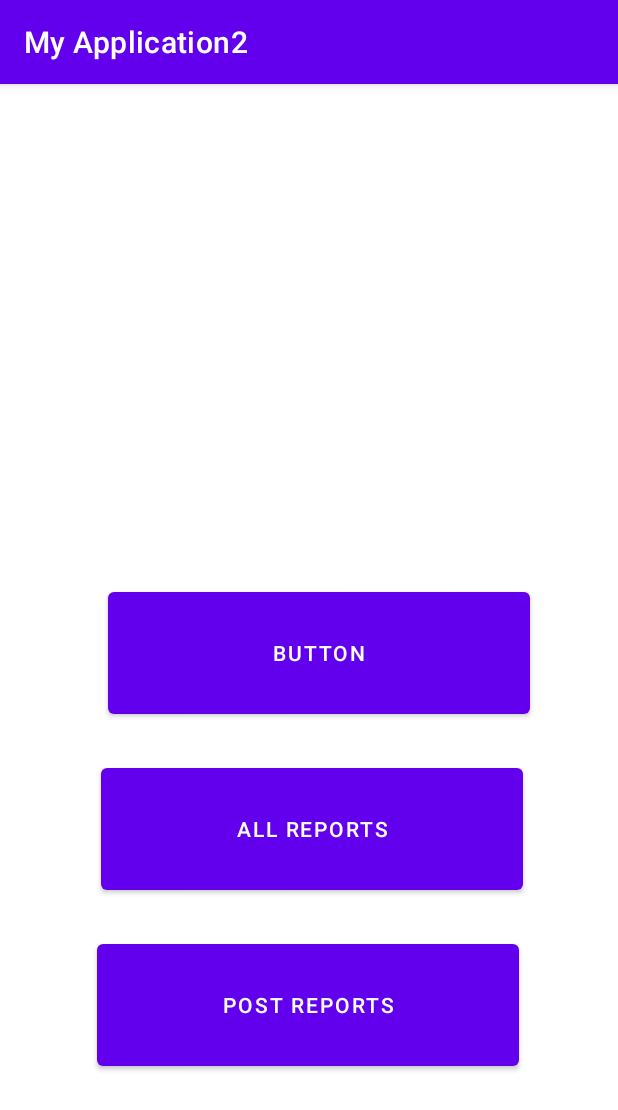
After one commit to ckadltmf/lost-foundd-, an Android app: the activity_inspector screen opened directly, with no data from a screen before it, on a phone screen of 412 x 824 dp. The commit adds this screen. Shown: the top 1110 px of the screen. Run offline under Robolectric (Android 15) with nearby library versions, the phone set to English and light mode, and no system bars; Roboto replaces fonts that are not available here.

Commit message:
return to menu fix

```diff
--- a/app/src/main/AndroidManifest.xml
+++ b/app/src/main/AndroidManifest.xml
@@ -11,12 +11,12 @@
         android:roundIcon="@mipmap/ic_launcher_round"
         android:supportsRtl="true"
         android:theme="@style/Theme.MyApplication2">
+        <activity android:name=".activity_inspector"></activity>
         <activity android:name=".Login" />
         <activity android:name=".MainActivity" />
         <activity android:name=".Settings" />
         <activity android:name=".EditProfile" />
-        <activity android:name=".Form" />
-<!--        <activity android:name=".scrolling_page" />-->
+        <activity android:name=".Form" /> <!-- <activity android:name=".scrolling_page" /> -->
         <activity android:name=".allObjects" />
         <activity android:name=".Register">
             <intent-filter>
--- a/app/src/main/java/com/example/myapplication2/Form.java
+++ b/app/src/main/java/com/example/myapplication2/Form.java
@@ -25,6 +25,8 @@ import android.widget.Toast;
 import com.google.android.gms.tasks.OnFailureListener;
 import com.google.android.gms.tasks.OnSuccessListener;
 import com.google.firebase.auth.FirebaseAuth;
+import com.google.firebase.database.DatabaseReference;
+import com.google.firebase.database.FirebaseDatabase;
 import com.google.firebase.firestore.DocumentReference;
 import com.google.firebase.firestore.FirebaseFirestore;
 import com.google.firebase.storage.FirebaseStorage;
@@ -124,7 +126,9 @@ public class Form extends AppCompatActivity  {
                             forms.put("place",place);
                             forms.put("description",description);
                             forms.put("date",date);
+
                             fStore.collection("forms").add(forms).addOnSuccessListener(new OnSuccessListener<DocumentReference>() {
+
                                 @Override
                                 public void onSuccess(DocumentReference documentReference) {
                                     Toast.makeText(Form.this,"Your object added Successfully",Toast.LENGTH_SHORT).show();
--- a/app/src/main/java/com/example/myapplication2/MainActivity.java
+++ b/app/src/main/java/com/example/myapplication2/MainActivity.java
@@ -96,15 +96,11 @@ public class MainActivity extends AppCompatActivity {
     }
 
     public void allPosts(View view) {
-        //FirebaseAuth.getInstance().signOut();//logout
         startActivity(new Intent(getApplicationContext(),allObjects.class));
-        finish();
     }
 
     public void addform(View view) {
-        //FirebaseAuth.getInstance().signOut();//logout
         startActivity(new Intent(getApplicationContext(),Form.class));
-        finish();
     }
 
 }
--- /dev/null
+++ b/app/src/main/java/com/example/myapplication2/activity_inspector.java
@@ -0,0 +1,14 @@
+package com.example.myapplication2;
+
+import androidx.appcompat.app.AppCompatActivity;
+
+import android.os.Bundle;
+
+public class activity_inspector extends AppCompatActivity {
+
+    @Override
+    protected void onCreate(Bundle savedInstanceState) {
+        super.onCreate(savedInstanceState);
+        setContentView(R.layout.activity_inspector);
+    }
+}
--- /dev/null
+++ b/app/src/main/res/layout/activity_inspector.xml
@@ -0,0 +1,47 @@
+<?xml version="1.0" encoding="utf-8"?>
+<androidx.constraintlayout.widget.ConstraintLayout xmlns:android="http://schemas.android.com/apk/res/android"
+    xmlns:app="http://schemas.android.com/apk/res-auto"
+    xmlns:tools="http://schemas.android.com/tools"
+    android:layout_width="match_parent"
+    android:layout_height="match_parent"
+    tools:context=".activity_inspector">
+
+    <Button
+        android:id="@+id/button4"
+        android:layout_width="281dp"
+        android:layout_height="93dp"
+        android:text="POST REPORTS"
+        app:layout_constraintBottom_toBottomOf="parent"
+        app:layout_constraintEnd_toEndOf="parent"
+        app:layout_constraintHorizontal_bias="0.496"
+        app:layout_constraintStart_toStartOf="parent"
+        app:layout_constraintTop_toTopOf="parent"
+        app:layout_constraintVertical_bias="0.841" />
+
+    <Button
+        android:id="@+id/button2"
+        android:layout_width="281dp"
+        android:layout_height="93dp"
+        android:layout_marginBottom="24dp"
+        android:onClick="postReports"
+        android:text="Button"
+        app:layout_constraintBottom_toTopOf="@+id/button3"
+        app:layout_constraintEnd_toEndOf="parent"
+        app:layout_constraintHorizontal_bias="0.553"
+        app:layout_constraintStart_toStartOf="parent"
+        app:layout_constraintTop_toTopOf="parent"
+        app:layout_constraintVertical_bias="1.0" />
+
+    <Button
+        android:id="@+id/button3"
+        android:layout_width="281dp"
+        android:layout_height="93dp"
+        android:layout_marginBottom="24dp"
+        android:text="ALL REPORTS"
+        app:layout_constraintBottom_toTopOf="@+id/button4"
+        app:layout_constraintEnd_toEndOf="parent"
+        app:layout_constraintHorizontal_bias="0.515"
+        app:layout_constraintStart_toStartOf="parent"
+        app:layout_constraintTop_toTopOf="parent"
+        app:layout_constraintVertical_bias="1.0" />
+</androidx.constraintlayout.widget.ConstraintLayout>
```
